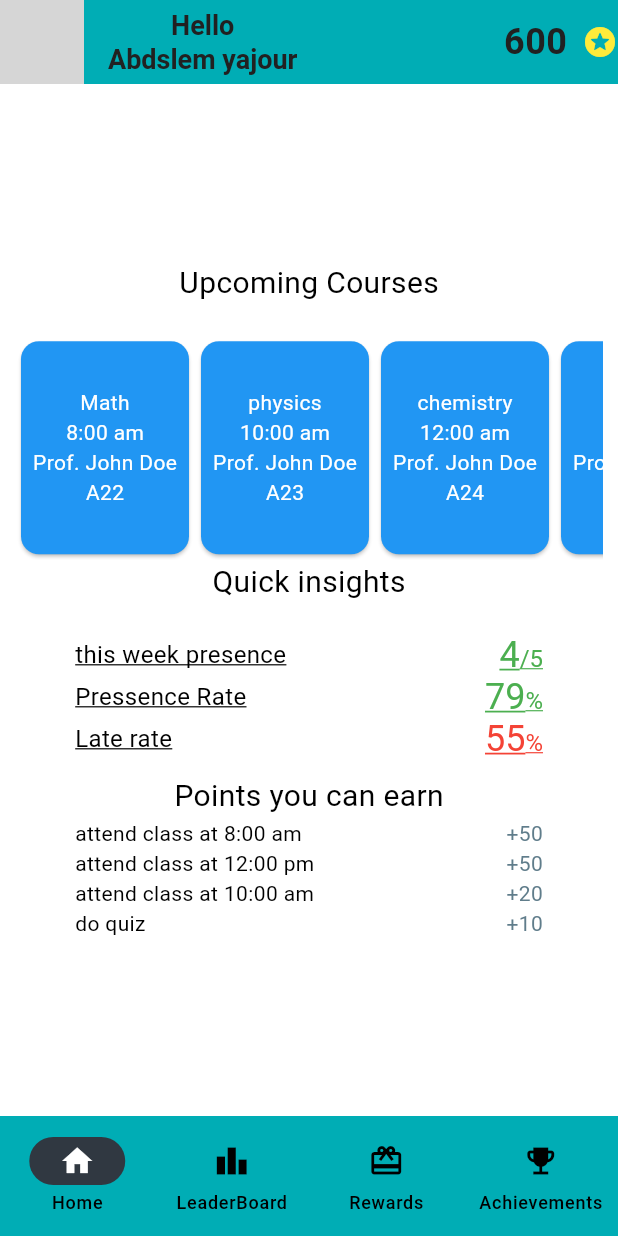
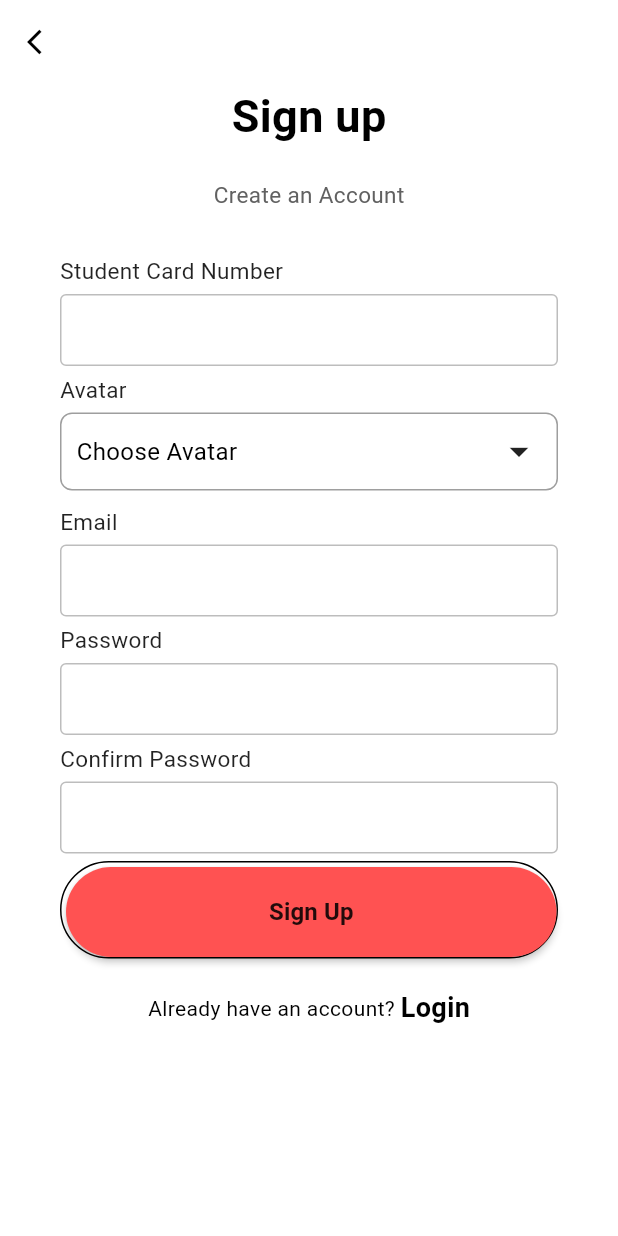
Before and after one commit to mohamedhassanamara/education_app, a Flutter app: the screen it shows after launch, on a phone screen of 412 x 824 dp. Run offline on Flutter 3.47's test engine with Material 3 defaults, Android fonts, the phone set to English and light mode, and no system bars; grey boxes are pictures that could not be loaded.

Commit message:
sign up page

```diff
--- a/lib/main.dart
+++ b/lib/main.dart
@@ -1,5 +1,6 @@
 import 'package:education_app/ui/shared/app_colors.dart';
 import 'package:education_app/ui/view/main_screen.dart';
+import 'package:education_app/ui/view/signup.dart';
 import 'package:flutter/material.dart';
 import 'package:provider/provider.dart';
 
@@ -29,17 +30,7 @@
           background: AppColors.backgroundColor,
         ),
       ),
-      home: MultiProvider(
-        providers: [
-          ChangeNotifierProvider(
-            create: (context) => PointsViewModel(),
-          ),
-          ChangeNotifierProvider(
-            create: (context) => UserViewModels(),
-          ),
-        ],
-        child: const MainScreen(),
-      ),
+      home: SignUp(),
     );
   }
 }
--- /dev/null
+++ b/lib/ui/view/signup.dart
@@ -0,0 +1,325 @@
+import 'package:flutter/material.dart';
+
+import 'home_screen.dart';
+import 'main_screen.dart';
+
+class SignUp extends StatefulWidget {
+  @override
+  State<SignUp> createState() => _SignUpState();
+}
+
+class _SignUpState extends State<SignUp> {
+  DateTime selectedDate = DateTime.now(); // Add this line to store the selected date
+  IconData selectedIcon = Icons.person; // Default icon
+  String selectedIconName = 'Choose Avatar'; // Default name
+
+  @override
+  Widget build(BuildContext context) {
+    return Scaffold(
+      resizeToAvoidBottomInset: false,
+      backgroundColor: Colors.white,
+      appBar: AppBar(
+        iconTheme: IconThemeData(color: Colors.black),
+        elevation: 0,
+        backgroundColor: Colors.white,
+        leading: IconButton(
+          onPressed: () {
+            Navigator.pop(context);
+          },
+          icon: Icon(Icons.arrow_back_ios, size: 20, color: Colors.black),
+        ),
+      ),
+      body: SafeArea(
+        child: SingleChildScrollView(
+          child: Container(
+            width: double.infinity,
+            child: Column(
+              mainAxisAlignment: MainAxisAlignment.spaceBetween,
+              children: [
+                Column(
+                  children: [
+                    Column(
+                      mainAxisAlignment: MainAxisAlignment.spaceEvenly,
+                      children: [
+                        Text(
+                          "Sign up",
+                          style: TextStyle(
+                            fontSize: 30,
+                            fontWeight: FontWeight.bold,
+                          ),
+                        ),
+                        SizedBox(height: 20),
+                        Text(
+                          "Create an Account",
+                          style: TextStyle(
+                            fontSize: 15,
+                            color: Colors.grey[700],
+                          ),
+                        ),
+                        SizedBox(height: 30)
+                      ],
+                    ),
+                    Padding(
+                      padding: EdgeInsets.symmetric(horizontal: 40),
+                      child: Column(
+                        children: [
+                          makeInput(label: "Student Card Number"),
+                          makeIconPicker(),
+                          makeInput(label: "Email"),
+                          makeInput(label: "Password", obscureText: true),
+                          makeInput(label: "Confirm Password", obscureText: true)
+                        ],
+                      ),
+                    ),
+                    Padding(
+                      padding: EdgeInsets.symmetric(horizontal: 40),
+                      child: Container(
+                        padding: EdgeInsets.only(top: 3, left: 3),
+                        decoration: BoxDecoration(
+                            borderRadius: BorderRadius.circular(40),
+                            border: Border(
+                                bottom: BorderSide(color: Colors.black),
+                                top: BorderSide(color: Colors.black),
+                                right: BorderSide(color: Colors.black),
+                                left: BorderSide(color: Colors.black))),
+                        child: // Inside your _SignUpState class
+
+                        MaterialButton(
+                          minWidth: double.infinity,
+                          height: 60,
+                          onPressed: () {
+                            // Navigate to the HomeScreen when the "Sign Up" button is pressed
+                            Navigator.push(
+                              context,
+                              MaterialPageRoute(builder: (context) => MainScreen()),
+                            );
+                          },
+                          color: Colors.redAccent,
+                          shape: RoundedRectangleBorder(
+                            borderRadius: BorderRadius.circular(40),
+                          ),
+                          child: Text(
+                            "Sign Up",
+                            style: TextStyle(
+                              fontWeight: FontWeight.w600,
+                              fontSize: 16,
+                            ),
+                          ),
+                        ),
+
+                      ),
+                    ),
+                    SizedBox(height: 20),
+                    Row(
+                      mainAxisAlignment: MainAxisAlignment.center,
+                      children: [
+                        Text("Already have an account? "),
+                        Text(
+                          "Login",
+                          style: TextStyle(
+                              fontWeight: FontWeight.w600, fontSize: 18),
+                        ),
+                      ],
+                    )
+                  ],
+                ),
+              ],
+            ),
+          ),
+        ),
+      ),
+    );
+  }
+  Widget makeIconPicker() {
+    return Column(
+      crossAxisAlignment: CrossAxisAlignment.start,
+      children: [
+        Text(
+          "Avatar",
+          style: TextStyle(
+            fontSize: 15,
+            fontWeight: FontWeight.w400,
+            color: Colors.black87,
+          ),
+        ),
+        SizedBox(height: 5),
+        GestureDetector(
+          onTap: () => _selectIcon(Icons.person),
+          child: Container(
+            padding: EdgeInsets.all(10),
+            decoration: BoxDecoration(
+              borderRadius: BorderRadius.circular(8),
+              border: Border.all(color: Colors.grey),
+            ),
+            child: Row(
+              mainAxisAlignment: MainAxisAlignment.spaceBetween,
+              children: [
+                Text(
+                  selectedIconName,
+                  style: TextStyle(fontSize: 16),
+                ),
+                Icon(
+                  Icons.arrow_drop_down,
+                  size: 30,
+                ),
+              ],
+            ),
+          ),
+        ),
+        SizedBox(height: 10),
+      ],
+    );
+  }
+
+
+  Widget buildIconContainer(IconData icon, String name, String specifications) {
+    return Column(
+      children: [
+        Icon(icon, size: 40),
+        SizedBox(height: 5),
+        Text(name, style: TextStyle(fontSize: 12)),
+        SizedBox(height: 5),
+        Text(specifications, style: TextStyle(fontSize: 10, color: Colors.grey)),
+      ],
+    );
+  }
+
+  void _selectIcon(IconData icon) {
+    showModalBottomSheet(
+      context: context,
+      builder: (BuildContext context) {
+        return Container(
+          padding: EdgeInsets.all(16),
+          width: MediaQuery.of(context).size.width ,
+          child: Column(
+            mainAxisSize: MainAxisSize.min,
+            children: [
+              Text(
+                "Choose Avatar",
+                style: TextStyle(
+                  fontSize: 20,
+                  fontWeight: FontWeight.bold,
+                ),
+              ),
+              SizedBox(height: 16),
+              Text(
+                "Each avatar comes with unique abilities and characteristics.",
+                style: TextStyle(fontSize: 16, color: Colors.grey[600]),
+                textAlign: TextAlign.center,
+              ),
+
+              buildIconRow("assets/kitsune.png", "Kitsune", "Adaptable, Charismatic and Dynamic"),
+              buildIconRow("assets/tora.png", "Tora", "High stress, Quick tempered and Impatient"),
+              buildIconRow("assets/kuma.png", "Kuma", "Calm, Slow & Steady and Easy going"),
+
+              SizedBox(height: 16),
+              ElevatedButton(
+                onPressed: () {
+                  Navigator.pop(context); // Close the bottom sheet
+                },
+                child: Text("Close"),
+              ),
+            ],
+          ),
+        );
+      },
+    );
+  }
+
+  Widget buildIconRow(String imagePath, String name, String specifications) {
+    return GestureDetector(
+      onTap: () {
+        setState(() {
+          selectedIcon = Icons.check;
+          selectedIconName = name;
+        });
+        Navigator.pop(context); // Close the bottom sheet
+      },
+      child: Container(
+        padding: EdgeInsets.symmetric(vertical: 10),
+        child: Column(
+          crossAxisAlignment: CrossAxisAlignment.center, // Center the content
+          children: [
+            Row(
+              mainAxisAlignment: MainAxisAlignment.center, // Center the image and text
+              children: [
+                Image.asset(imagePath, width: 50, height: 50),
+                SizedBox(width: 10),
+                Text(
+                  name,
+                  style: TextStyle(fontSize: 16),
+                ),
+              ],
+            ),
+            SizedBox(height: 5),
+            Text(
+              specifications,
+              style: TextStyle(fontSize: 14, color: Colors.grey),
+            ),
+          ],
+        ),
+      ),
+    );
+  }
+
+
+  Future<void> _selectDate(BuildContext context) async {
+    final DateTime? picked = await showDatePicker(
+      context: context,
+      initialDate: selectedDate,
+      firstDate: DateTime(1900),
+      lastDate: DateTime.now(),
+    );
+    if (picked != null && picked != selectedDate)
+      setState(() {
+        selectedDate = picked;
+      });
+  }
+}
+
+
+
+Widget makeInput({String label="", bool obscureText = false, Widget? child}) {
+  return Column(
+    crossAxisAlignment: CrossAxisAlignment.start,
+    children: [
+      Text(
+        label,
+        style: TextStyle(
+          fontSize: 15,
+          fontWeight: FontWeight.w400,
+          color: Colors.black87,
+        ),
+      ),
+      SizedBox(height: 5),
+      if (child != null) ...[
+        child, // If a custom child is provided, use it
+      ] else ...[
+        TextField(
+          obscureText: obscureText,
+          decoration: InputDecoration(
+            contentPadding:
+            EdgeInsets.symmetric(vertical: 0, horizontal: 5),
+            enabledBorder: OutlineInputBorder(
+              borderSide: BorderSide(
+                color: Colors.grey[400] ?? Colors.black,
+              ),
+            ),
+            border: OutlineInputBorder(
+              borderSide:
+              BorderSide(color: Colors.grey[400] ?? Colors.black),
+            ),
+          ),
+        ),
+      ],
+      SizedBox(height: 5),
+    ],
+  );
+}
+
+
+void main() {
+  runApp(MaterialApp(
+    home: SignUp(),
+  ));
+}
```
Also changed, not shown: assets/kitsune.png (added), assets/kuma.png (added), assets/tora.png (added).
